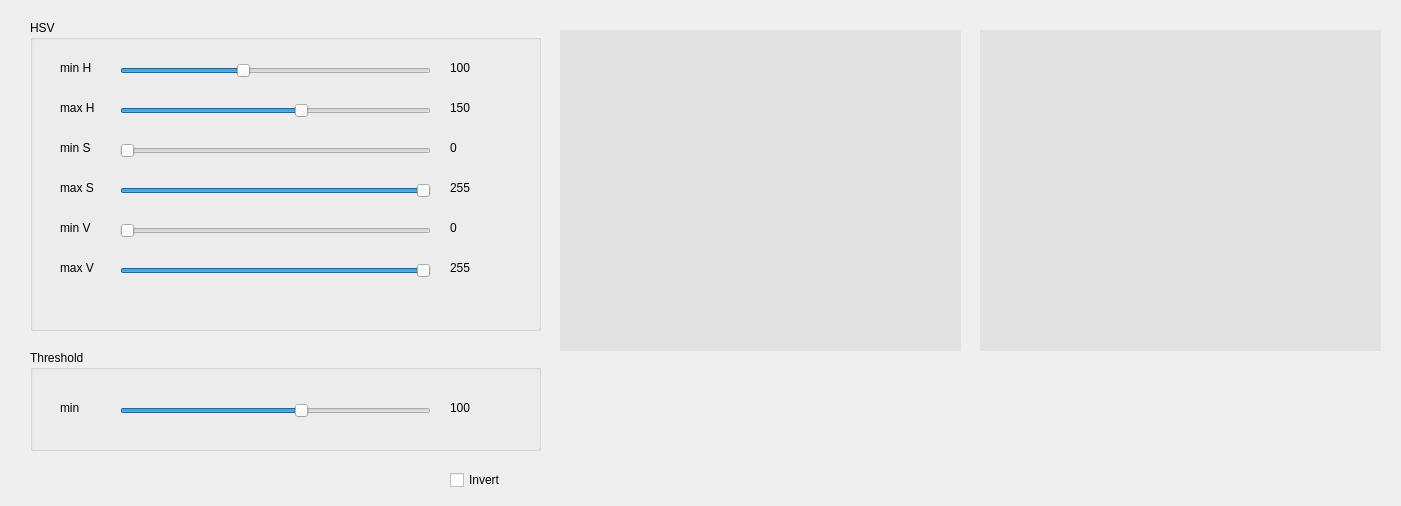
Qt form Delta X Software C++/DeltaRobot-Software/HSVWindow.ui (autogyro/Delta-X-Software) before a commit.
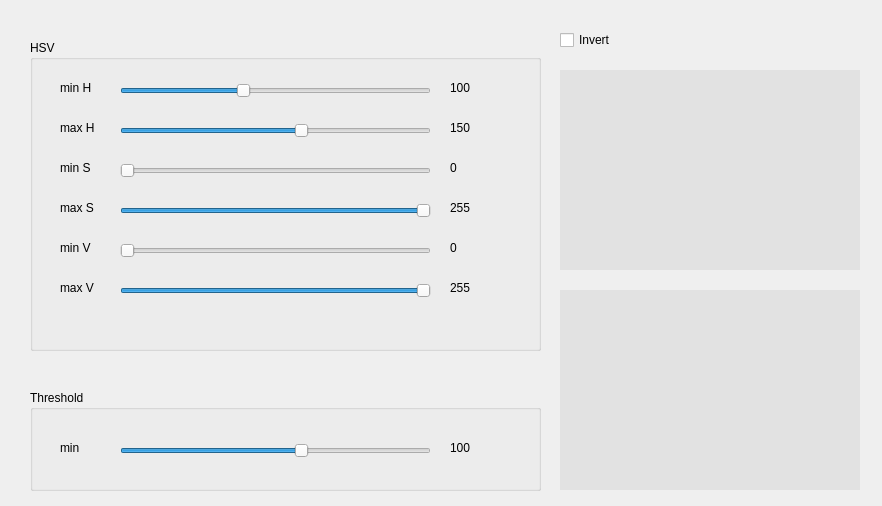
The same form after that commit.

```diff
--- a/Delta X Software C++/DeltaRobot-Software/HSVWindow.ui
+++ b/Delta X Software C++/DeltaRobot-Software/HSVWindow.ui
@@ -6,7 +6,7 @@
    <rect>
     <x>0</x>
     <y>0</y>
-    <width>1401</width>
+    <width>882</width>
     <height>506</height>
    </rect>
   </property>
@@ -17,7 +17,7 @@
    <property name="geometry">
     <rect>
      <x>30</x>
-     <y>20</y>
+     <y>40</y>
      <width>511</width>
      <height>311</height>
     </rect>
@@ -300,7 +300,7 @@
    <property name="geometry">
     <rect>
      <x>30</x>
-     <y>350</y>
+     <y>390</y>
      <width>511</width>
      <height>101</height>
     </rect>
@@ -357,8 +357,8 @@
   <widget class="QCheckBox" name="cbInvert">
    <property name="geometry">
     <rect>
-     <x>450</x>
-     <y>470</y>
+     <x>560</x>
+     <y>30</y>
      <width>81</width>
      <height>20</height>
     </rect>
@@ -371,9 +371,9 @@
    <property name="geometry">
     <rect>
      <x>560</x>
-     <y>30</y>
-     <width>401</width>
-     <height>321</height>
+     <y>290</y>
+     <width>300</width>
+     <height>200</height>
     </rect>
    </property>
    <property name="styleSheet">
@@ -386,10 +386,10 @@
   <widget class="QLabel" name="lbProcessImage">
    <property name="geometry">
     <rect>
-     <x>980</x>
-     <y>30</y>
-     <width>401</width>
-     <height>321</height>
+     <x>560</x>
+     <y>70</y>
+     <width>300</width>
+     <height>200</height>
     </rect>
    </property>
    <property name="styleSheet">
```
